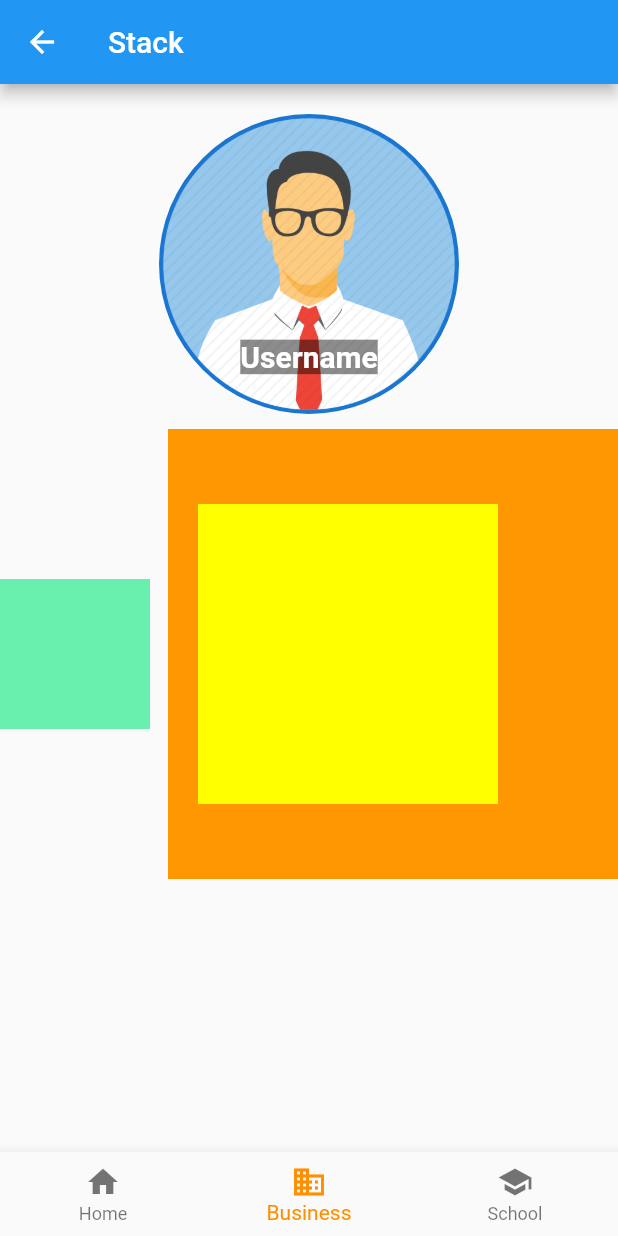
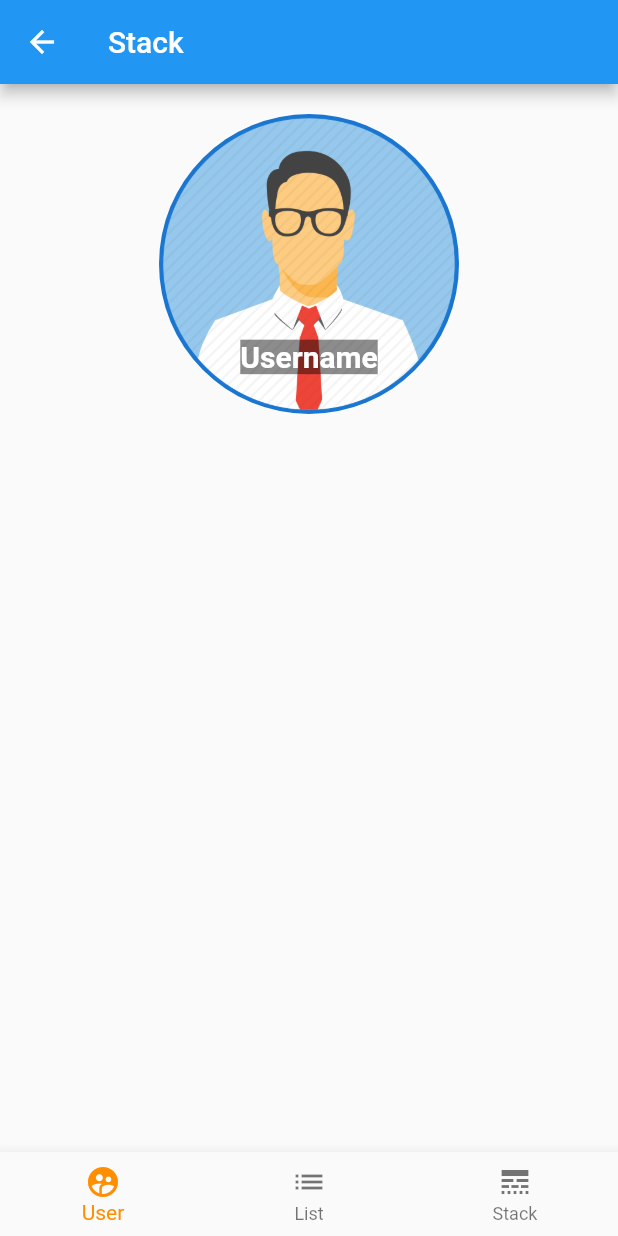
Before and after one commit to EmaGitHub/flutter_first_proj, a Flutter app: the StackWidget screen opened directly, on a phone screen of 412 x 824 dp. Run offline on Flutter 3.47's test engine with Material 2 defaults, Android fonts, the phone set to English and light mode, and no system bars; our stand-ins replace connectivity, flutter_staggered_animations, simple_animations, toast.

Commit message:
stack and navbar ok

```diff
--- a/lib/Pages/stackwidget.dart
+++ b/lib/Pages/stackwidget.dart
@@ -1,19 +1,18 @@
 import 'package:flutter/material.dart'; //Attraverso questa libreria, Flutter dispone di tutte le funzionalità, colori e widget, noti come material component
 
 class StackWidget extends StatefulWidget {
-
   const StackWidget({Key key}) : super(key: key);
 
   @override
   _StateWidgetState createState() => new _StateWidgetState();
 }
 
-  class _StateWidgetState extends State<StackWidget>{
-
+class _StateWidgetState extends State<StackWidget> {
   User user = new User('Username', 'Userlastname');
 
-    int _selectedIndex = 1;
-    static const TextStyle optionStyle = TextStyle(fontSize: 30, fontWeight: FontWeight.bold);
+  int _selectedIndex = 0;
+  static const TextStyle optionStyle =
+      TextStyle(fontSize: 30, fontWeight: FontWeight.bold);
 
   void _onItemTapped(int index) {
     setState(() {
@@ -21,75 +20,59 @@ class StackWidget extends StatefulWidget {
     });
   }
 
+
+getNavigationView() {
+  switch(_selectedIndex){
+
+    case 0:
+
+      return _buildUser('assets/images/avatar_circle.png', user.name);
+    case 1:
+
+      return _buildList();
+    case 2:
+
+    return _buildStack();
+  }
+}
+
   @override
   Widget build(BuildContext context) {
-
     return Scaffold(
         appBar: AppBar(
           title: Text('Stack'),
         ),
-        body:
-        SingleChildScrollView(
-            child: Column(
-          children: <Widget>[
+        body: SingleChildScrollView(
+            child: Center(
+          child:
             Container(
                 margin: EdgeInsets.only(top: 20),
-                child:
-                    _buildStack('assets/images/avatar_circle.png', user.name)),
-            Container(
-                width: double.infinity,
-                margin: EdgeInsets.only(top: 10),
-                child: Stack(
-                  alignment: Alignment.centerRight,
-                  children: <Widget>[
-                    // Max Size
-                    Container(
-                      color: Colors.orange,
-                      height: 300,
-                      width: 300,
+                child: getNavigationView()
                 ),
-                    Positioned(
-                        right: 80.0,
-                        child: Container(
-                            color: Colors.yellowAccent,
-                            height: 200.0,
-                            width: 200.0)),
-                    Align(
-                        alignment: Alignment.centerLeft,
-                        child: Container(
-                          color: Colors.greenAccent,
-                          height: 100.0,
-                          width: 100.0,
         )),
-                  ],
-                )),
-          ],
-        )
-        ),
         bottomNavigationBar: BottomNavigationBar(
           items: const <BottomNavigationBarItem>[
             BottomNavigationBarItem(
-              icon: Icon(Icons.home),
-              title: Text('Home'),
+              icon: Icon(Icons.supervised_user_circle),
+              title: Text('User'),
             ),
             BottomNavigationBarItem(
-              icon: Icon(Icons.business),
-              title: Text('Business'),
+              icon: Icon(Icons.list),
+              title: Text('List'),
             ),
             BottomNavigationBarItem(
-              icon: Icon(Icons.school),
-              title: Text('School'),
+              icon: Icon(Icons.line_style),
+              title: Text('Stack'),
             ),
           ],
           currentIndex: _selectedIndex,
           selectedItemColor: Colors.amber[800],
           onTap: _onItemTapped,
-        )
-        );
+        ));
   }
 }
 
-Widget _buildStack(pic, name) => Stack(
+Widget _buildUser(pic, name) => Stack(
       alignment: const Alignment(0, 0.7),
       children: [
         CircleAvatar(
@@ -110,6 +93,61 @@ Widget _buildStack(pic, name) => Stack(
           ),
         ),
       ],
+    );
+
+Widget _buildStack() => Stack(
+      alignment: Alignment.centerRight,
+      children: <Widget>[
+        // Max Size
+        Container(
+          color: Colors.orange,
+          height: 300,
+          width: 300,
+        ),
+        Positioned(
+            right: 80.0,
+            child: Container(
+                color: Colors.yellowAccent, height: 200.0, width: 200.0)),
+        Align(
+            alignment: Alignment.centerLeft,
+            child: Container(
+              color: Colors.greenAccent,
+              height: 100.0,
+              width: 100.0,
+            )),
+      ],
+    );
+
+Widget _buildList() => Container(
+        child: Column(
+      children: <Widget>[
+        ListTile(
+          leading: Icon(Icons.map),
+          title: Text('Map'),
+        ),
+        ListTile(
+          leading: Icon(Icons.photo_album),
+          title: Text('Album'),
+        ),
+        ListTile(
+          leading: Icon(Icons.phone),
+          title: Text('Phone'),
+        ),
+        Text('Test'),
+        ListTile(
+          leading: Icon(Icons.map),
+          title: Text('Map'),
+        ),
+        ListTile(
+          leading: Icon(Icons.photo_album),
+          title: Text('Album'),
+        ),
+        ListTile(
+          leading: Icon(Icons.phone),
+          title: Text('Phone'),
+        ),
+      ],
+    )
         );
 
 class User {
--- a/lib/main.dart
+++ b/lib/main.dart
@@ -90,6 +90,7 @@ class _MyHomePageState extends State<HomePage> {
               ),
             ),
             ListTile(
+              leading: new Icon(Icons.airline_seat_legroom_normal),
               title: Text('Animations Page'),
               onTap: () {
                 Navigator.pop(context);
@@ -98,6 +99,7 @@ class _MyHomePageState extends State<HomePage> {
               },
             ),
             ListTile(
+              leading: new Icon(Icons.cloud_done),
               title: Text('Stack widget Page'),
               onTap: () {
                 Navigator.of(context).pop();
@@ -178,7 +180,7 @@ class _MyHomePageState extends State<HomePage> {
               margin: EdgeInsets.only(top: 20),
               child: RaisedButton(
                 child: Text(
-                  'Stack Widget',
+                  'Stack Widget & Navbar',
                   style: TextStyle(fontSize: 20),
                 ),
                 onPressed: () {
```
Lines whose indentation alone changed are shown as unchanged.
